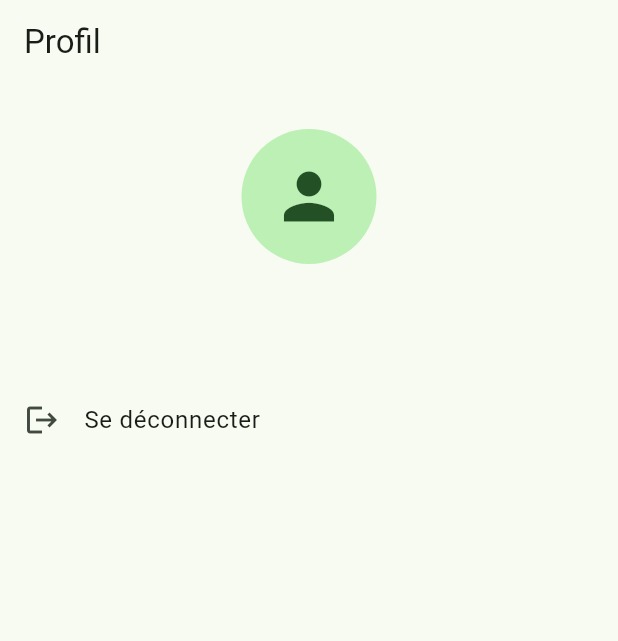
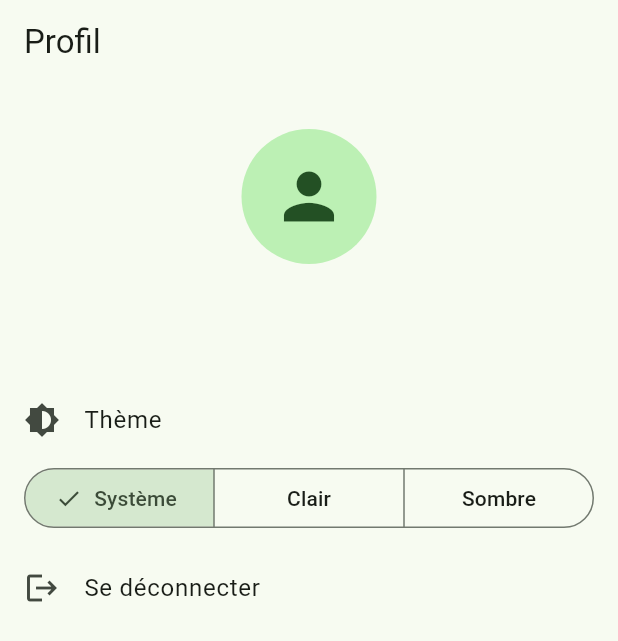
Before and after one commit to trabelsiwala047/agrismart, a Flutter app: the ProfilPage screen opened directly, on a phone screen of 412 x 824 dp. Shown: the top 641 px of the screen. Run offline on Flutter 3.47's test engine with Material 3 defaults, Android fonts, the phone set to English and light mode, and no system bars; our stand-ins replace firebase_auth, firebase_core, shared_preferences; accounts and stored records are empty; network calls fail.

Commit message:
TP8: stockage local (theme, zones par utilisateur, cache meteo)

```diff
--- a/lib/app.dart
+++ b/lib/app.dart
@@ -1,4 +1,6 @@
 import 'package:flutter/material.dart';
+import 'package:provider/provider.dart';
+import 'package:agrismart/providers/reglages_provider.dart';
 import 'package:agrismart/screens/auth_gate.dart';
 import 'package:agrismart/theme/app_theme.dart';
 
@@ -7,12 +9,13 @@ class MyApp extends StatelessWidget {
 
   @override
   Widget build(BuildContext context) {
+    final themeMode = context.watch<ReglagesProvider>().themeMode;
     return MaterialApp(
       title: 'AgriSmart',
       debugShowCheckedModeBanner: false,
       theme: AppTheme.clair(),
       darkTheme: AppTheme.sombre(),
-      themeMode: ThemeMode.system,
+      themeMode: themeMode,
       home: const AuthGate(),
     );
   }
--- /dev/null
+++ b/lib/providers/reglages_provider.dart
@@ -0,0 +1,29 @@
+import 'package:flutter/material.dart';
+import 'package:shared_preferences/shared_preferences.dart';
+
+class ReglagesProvider extends ChangeNotifier {
+  static const _cleTheme = 'theme_mode';
+
+  final SharedPreferences _prefs;
+  late ThemeMode _themeMode;
+
+  ReglagesProvider(this._prefs) {
+    _themeMode = _lireTheme(_prefs);
+  }
+
+  ThemeMode get themeMode => _themeMode;
+
+  static ThemeMode _lireTheme(SharedPreferences prefs) {
+    final nom = prefs.getString(_cleTheme);
+    return ThemeMode.values.firstWhere(
+      (m) => m.name == nom,
+      orElse: () => ThemeMode.system,
+    );
+  }
+
+  Future<void> changerTheme(ThemeMode mode) async {
+    _themeMode = mode;
+    notifyListeners();
+    await _prefs.setString(_cleTheme, mode.name);
+  }
+}
--- a/lib/screens/profil_page.dart
+++ b/lib/screens/profil_page.dart
@@ -1,7 +1,7 @@
-
 import 'package:flutter/material.dart';
 import 'package:provider/provider.dart';
 import '../providers/auth_provider.dart';
+import '../providers/reglages_provider.dart';
 
 class ProfilPage extends StatelessWidget {
   const ProfilPage({super.key});
@@ -10,6 +10,11 @@ class ProfilPage extends StatelessWidget {
   Widget build(BuildContext context) {
     final email = context.select<AuthProvider, String>(
           (a) => a.utilisateur?.email ?? '',
+    );
+
+    // el thème el7ali (yetbaddel w el page tet3awed tetrasem)
+    final themeMode = context.select<ReglagesProvider, ThemeMode>(
+          (r) => r.themeMode,
     );
 
     return Scaffold(
@@ -31,6 +36,38 @@ class ProfilPage extends StatelessWidget {
             ),
           ),
           const SizedBox(height: 30),
+
+          // ---------- Choix du thème ----------
+          const ListTile(
+            leading: Icon(Icons.brightness_6),
+            title: Text('Thème'),
+          ),
+          Padding(
+            padding: const EdgeInsets.symmetric(horizontal: 16),
+            child: SegmentedButton<ThemeMode>(
+              segments: const [
+                ButtonSegment(
+                  value: ThemeMode.system,
+                  label: Text('Système'),
+                ),
+                ButtonSegment(
+                  value: ThemeMode.light,
+                  label: Text('Clair'),
+                ),
+                ButtonSegment(
+                  value: ThemeMode.dark,
+                  label: Text('Sombre'),
+                ),
+              ],
+              selected: {themeMode},
+              onSelectionChanged: (choix) {
+                context.read<ReglagesProvider>().changerTheme(choix.first);
+              },
+            ),
+          ),
+          const SizedBox(height: 8),
+
+          // ---------- Déconnexion ----------
           ListTile(
             leading: const Icon(Icons.logout),
             title: const Text('Se déconnecter'),
```
Also changed, not shown: lib/main.dart (+13 -2 lines), lib/models/meteo.dart (+38 -0 lines), lib/models/zone.dart (+20 -1 lines), lib/providers/meteo_provider.dart (+46 -8 lines), lib/providers/zones_provider.dart (+64 -3 lines), 1 other file.
